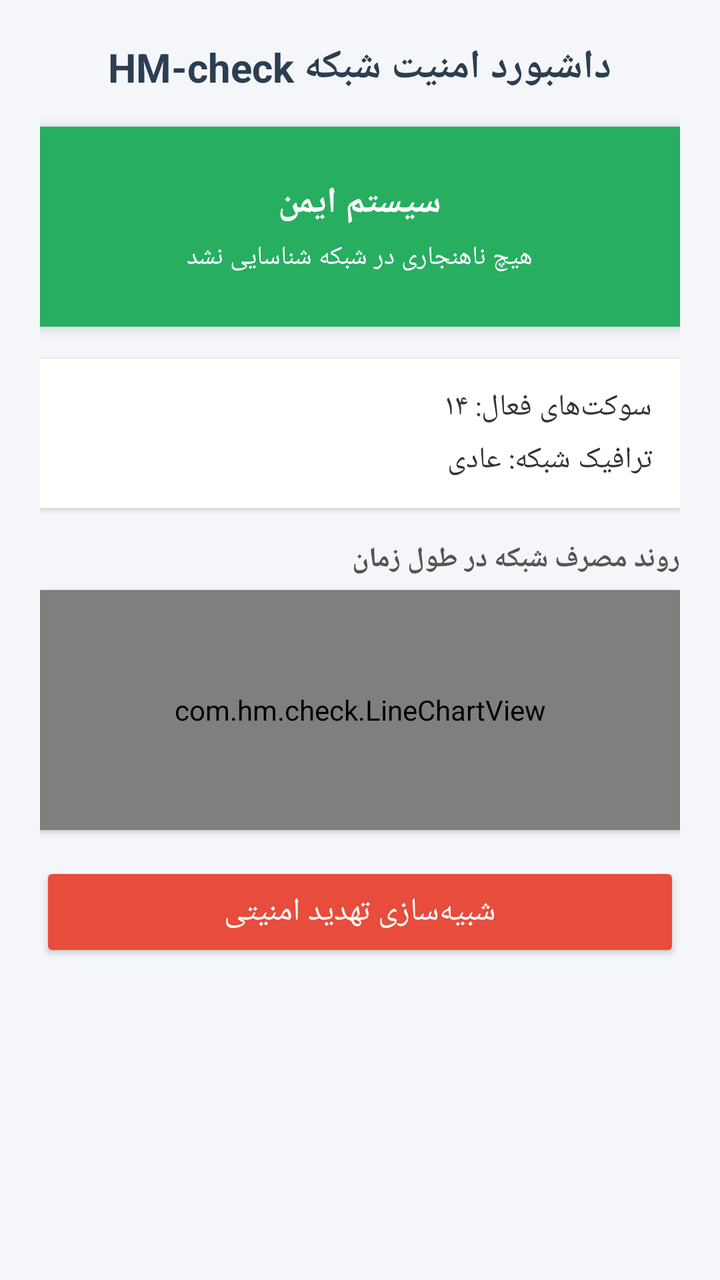
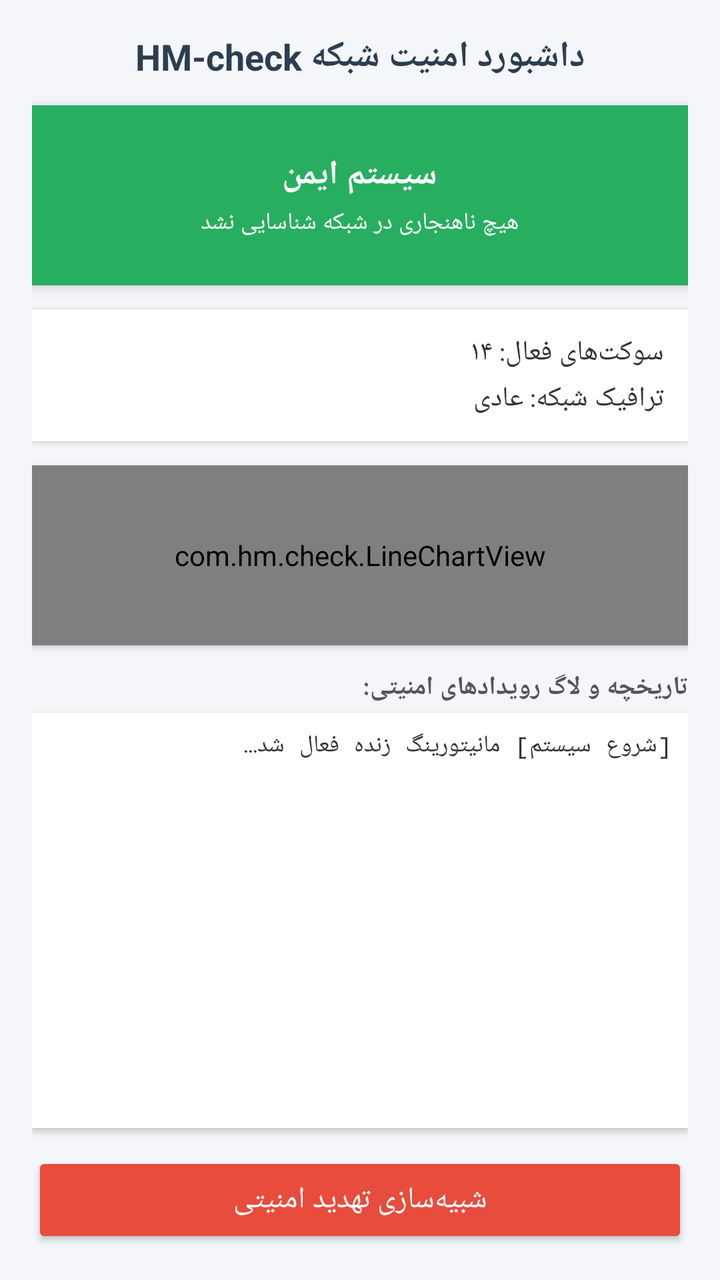

Two renders of the same Android screen: before a commit and after it. Below are the layout's source before the change and the commit's diff.
<!-- AndroidManifest.xml: application theme Theme.AppCompat.Light.DarkActionBar -->
<!-- res/layout/activity_main.xml -->
<?xml version="1.0" encoding="utf-8"?>
<LinearLayout 
    xmlns:android="http://schemas.android.com/apk/res/android"
    android:layout_width="match_parent"
    android:layout_height="match_parent"
    android:orientation="vertical"
    android:padding="20dp"
    android:gravity="center_horizontal"
    android:background="#F5F6FA">

    
    <TextView
        android:layout_width="wrap_content"
        android:layout_height="wrap_content"
        android:text="داشبورد امنیت شبکه HM-check"
        android:textSize="20sp"
        android:textStyle="bold"
        android:textColor="#2C3E50"
        android:layout_marginBottom="16dp" />

    
    <LinearLayout
        android:id="@+id/cardStatus"
        android:layout_width="match_parent"
        android:layout_height="100dp"
        android:orientation="vertical"
        android:gravity="center"
        android:background="#27AE60"
        android:elevation="4dp"
        android:layout_marginBottom="16dp">

        <TextView
            android:id="@+id/txtStatusTitle"
            android:layout_width="wrap_content"
            android:layout_height="wrap_content"
            android:text="سیستم ایمن"
            android:textColor="#FFFFFF"
            android:textSize="18sp"
            android:textStyle="bold" />

        <TextView
            android:id="@+id/txtStatusDesc"
            android:layout_width="wrap_content"
            android:layout_height="wrap_content"
            android:text="هیچ ناهنجاری در شبکه شناسایی نشد"
            android:textColor="#FFFFFF"
            android:textSize="13sp"
            android:layout_marginTop="6dp" />
    </LinearLayout>

    
    <LinearLayout
        android:layout_width="match_parent"
        android:layout_height="wrap_content"
        android:orientation="vertical"
        android:background="#FFFFFF"
        android:padding="14dp"
        android:elevation="2dp"
        android:layout_marginBottom="16dp">

        <TextView
            android:id="@+id/txtSockets"
            android:layout_width="match_parent"
            android:layout_height="wrap_content"
            android:text="سوکت‌های فعال: ۱۴"
            android:textSize="15sp"
            android:textColor="#333333"
            android:paddingBottom="6dp" />

        <TextView
            android:id="@+id/txtTraffic"
            android:layout_width="match_parent"
            android:layout_height="wrap_content"
            android:text="ترافیک شبکه: عادی"
            android:textSize="15sp"
            android:textColor="#333333" />
    </LinearLayout>

    
    <TextView
        android:layout_width="match_parent"
        android:layout_height="wrap_content"
        android:text="روند مصرف شبکه در طول زمان"
        android:textSize="14sp"
        android:textStyle="bold"
        android:textColor="#555555"
        android:layout_marginBottom="6dp" />

    
    <com.hm.check.LineChartView
        android:id="@+id/lineChart"
        android:layout_width="match_parent"
        android:layout_height="120dp"
        android:background="#FFFFFF"
        android:elevation="2dp"
        android:layout_marginBottom="16dp" />

    
    <Button
        android:id="@+id/btnSimulate"
        android:layout_width="match_parent"
        android:layout_height="50dp"
        android:text="شبیه‌سازی تهدید امنیتی"
        android:textSize="16sp"
        android:backgroundTint="#E74C3C"
        android:textColor="#FFFFFF" />

</LinearLayout>
<!-- resources referenced by this layout -->
<resources>

</resources>

<!-- the commit's change to res/layout/activity_main.xml (unified diff, before → after) -->
@@ -4,7 +4,7 @@
     android:layout_width="match_parent"
     android:layout_height="match_parent"
     android:orientation="vertical"
-    android:padding="20dp"
+    android:padding="16dp"
     android:gravity="center_horizontal"
     android:background="#F5F6FA">
 
@@ -13,21 +13,21 @@
         android:layout_width="wrap_content"
         android:layout_height="wrap_content"
         android:text="داشبورد امنیت شبکه HM-check"
-        android:textSize="20sp"
+        android:textSize="18sp"
         android:textStyle="bold"
         android:textColor="#2C3E50"
-        android:layout_marginBottom="16dp" />
+        android:layout_marginBottom="12dp" />
 
     
     <LinearLayout
         android:id="@+id/cardStatus"
         android:layout_width="match_parent"
-        android:layout_height="100dp"
+        android:layout_height="90dp"
         android:orientation="vertical"
         android:gravity="center"
         android:background="#27AE60"
         android:elevation="4dp"
-        android:layout_marginBottom="16dp">
+        android:layout_marginBottom="12dp">
 
         <TextView
             android:id="@+id/txtStatusTitle"
@@ -35,7 +35,7 @@
             android:layout_height="wrap_content"
             android:text="سیستم ایمن"
             android:textColor="#FFFFFF"
-            android:textSize="18sp"
+            android:textSize="17sp"
             android:textStyle="bold" />
 
         <TextView
@@ -44,8 +44,8 @@
             android:layout_height="wrap_content"
             android:text="هیچ ناهنجاری در شبکه شناسایی نشد"
             android:textColor="#FFFFFF"
-            android:textSize="13sp"
-            android:layout_marginTop="6dp" />
+            android:textSize="12sp"
+            android:layout_marginTop="4dp" />
     </LinearLayout>
 
     
@@ -54,54 +54,73 @@
         android:layout_height="wrap_content"
         android:orientation="vertical"
         android:background="#FFFFFF"
-        android:padding="14dp"
+        android:padding="12dp"
         android:elevation="2dp"
-        android:layout_marginBottom="16dp">
+        android:layout_marginBottom="12dp">
 
         <TextView
             android:id="@+id/txtSockets"
             android:layout_width="match_parent"
             android:layout_height="wrap_content"
             android:text="سوکت‌های فعال: ۱۴"
-            android:textSize="15sp"
+            android:textSize="14sp"
             android:textColor="#333333"
-            android:paddingBottom="6dp" />
+            android:paddingBottom="4dp" />
 
         <TextView
             android:id="@+id/txtTraffic"
             android:layout_width="match_parent"
             android:layout_height="wrap_content"
             android:text="ترافیک شبکه: عادی"
-            android:textSize="15sp"
+            android:textSize="14sp"
             android:textColor="#333333" />
     </LinearLayout>
+
+    
+    <com.hm.check.LineChartView
+        android:id="@+id/lineChart"
+        android:layout_width="match_parent"
+        android:layout_height="90dp"
+        android:background="#FFFFFF"
+        android:elevation="2dp"
+        android:layout_marginBottom="12dp" />
 
     
     <TextView
         android:layout_width="match_parent"
         android:layout_height="wrap_content"
-        android:text="روند مصرف شبکه در طول زمان"
-        android:textSize="14sp"
+        android:text="تاریخچه و لاگ رویدادهای امنیتی:"
+        android:textSize="13sp"
         android:textStyle="bold"
         android:textColor="#555555"
-        android:layout_marginBottom="6dp" />
+        android:layout_marginBottom="4dp" />
 
-    
-    <com.hm.check.LineChartView
-        android:id="@+id/lineChart"
+    <ScrollView
         android:layout_width="match_parent"
-        android:layout_height="120dp"
+        android:layout_height="0dp"
+        android:layout_weight="1"
         android:background="#FFFFFF"
+        android:padding="8dp"
         android:elevation="2dp"
-        android:layout_marginBottom="16dp" />
+        android:layout_marginBottom="12dp">
+
+        <TextView
+            android:id="@+id/txtLogHistory"
+            android:layout_width="match_parent"
+            android:layout_height="wrap_content"
+            android:text="[شروع سیستم] مانیتورینگ زنده فعال شد...\n"
+            android:textSize="12sp"
+            android:textColor="#333333"
+            android:fontFamily="monospace" />
+    </ScrollView>
 
     
     <Button
         android:id="@+id/btnSimulate"
         android:layout_width="match_parent"
-        android:layout_height="50dp"
+        android:layout_height="48dp"
         android:text="شبیه‌سازی تهدید امنیتی"
-        android:textSize="16sp"
+        android:textSize="15sp"
         android:backgroundTint="#E74C3C"
         android:textColor="#FFFFFF" />
 
